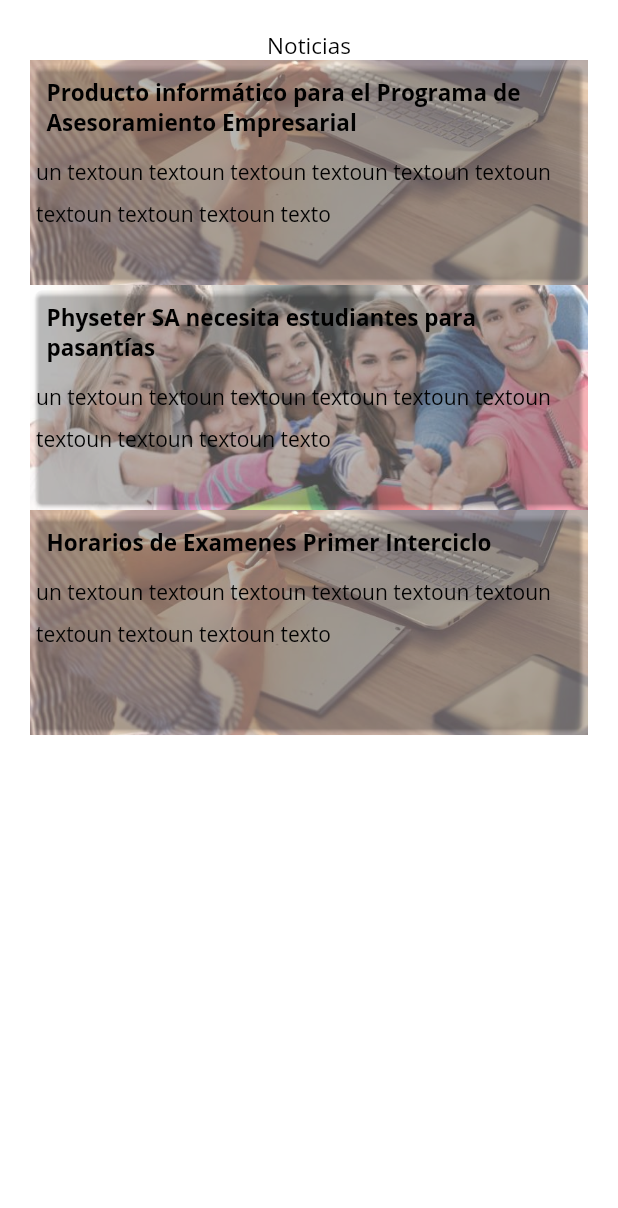
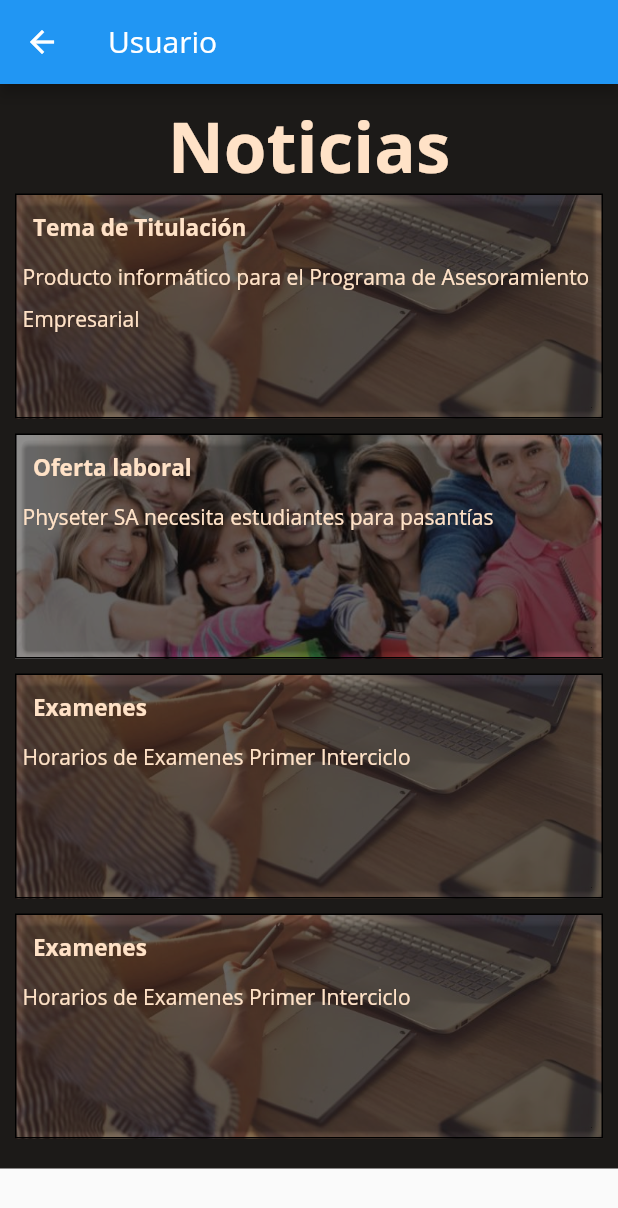
Before and after one commit to DavidEF1996/PasantiaUPS, a Flutter app: the ListNotices screen opened directly, on a phone screen of 412 x 824 dp. Shown: the top 1208 px of the screen. Run offline on Flutter 3.47's test engine with Material 2 defaults, Android fonts, the phone set to English and light mode, and no system bars; our stand-ins replace flutter_svg.

Commit message:
Lista de Noticias interfaz con paleta de colores

```diff
--- a/Proyecto/pasantia_noticias/lib/pages/login/widgets/ListNotices.dart
+++ b/Proyecto/pasantia_noticias/lib/pages/login/widgets/ListNotices.dart
@@ -2,6 +2,7 @@ import 'package:flutter/cupertino.dart';
 import 'package:flutter/material.dart';
 import 'package:pasantia_noticias/pages/login/widgets/notices.dart';
 import 'package:pasantia_noticias/pages/login/widgets/notices_card.dart';
+import 'package:pasantia_noticias/utils/responsive.dart';
 
 class ListNotices extends StatefulWidget {
   @override
@@ -12,16 +13,47 @@ class ListNoticesState extends State<ListNotices> {
   List<Noticias> noticias = Noticias.noticias_album();
   @override
   Widget build(BuildContext context) {
+    final Responsive responsive = Responsive.of(context);
     // TODO: implement build
-    return Container(
-      padding: EdgeInsets.all(20),
-      color: Colors.white,
+    return Scaffold(
+      appBar: new AppBar(
+        title: Container(
+          alignment: Alignment.center,
+          child: Row(
+            children: [
+              Text("Usuario"),
+            ],
+          ),
+        ),
+      ),
+      body: SingleChildScrollView(
+        physics: ScrollPhysics(),
+        child: Container(
+          padding: EdgeInsets.all(10),
+          decoration: BoxDecoration(
+            gradient: LinearGradient(
+              begin: Alignment.topCenter,
+              end: Alignment(
+                  0.7, 0), // 10% of the width, so there are ten blinds.
+              colors: [
+                const Color.fromRGBO(28, 26, 24, 1),
+                const Color.fromRGBO(28, 26, 24, 1),
+              ], // red to yellow
+              tileMode:
+                  TileMode.repeated, // repeats the gradient over the canvas
+            ),
+          ),
           child: Column(
             children: [
               Text(
                 "Noticias",
-            style: TextStyle(fontSize: 15, color: Colors.black),
+                style: TextStyle(
+                    fontSize: responsive.diagonalPorcentaje(5),
+                    color: Color.fromRGBO(255, 226, 199, 1),
+                    fontWeight: FontWeight.bold),
               ),
+              Column(
+                children: [
                   ListView.builder(
                       shrinkWrap: true,
                       itemCount: noticias.length,
@@ -34,10 +66,15 @@ class ListNoticesState extends State<ListNotices> {
                               noticias.removeAt(index);
                             });
                           },
-
                         );
                       }),
                 ],
+              )
+            ],
+
+            //),
+          ),
+        ),
       ),
     );
   }
--- a/Proyecto/pasantia_noticias/lib/pages/login/widgets/notices.dart
+++ b/Proyecto/pasantia_noticias/lib/pages/login/widgets/notices.dart
@@ -35,6 +35,13 @@ class Noticias {
           "Este es el horario de exámenes para...",
           Colors.black,
           "assets/titulacion.jpg",
+          "10/05/2021"),
+      Noticias(
+          "Examenes",
+          "Horarios de Examenes Primer Interciclo",
+          "Este es el horario de exámenes para...",
+          Colors.black,
+          "assets/titulacion.jpg",
           "10/05/2021")
     ];
   }
--- a/Proyecto/pasantia_noticias/lib/pages/login/widgets/notices_card.dart
+++ b/Proyecto/pasantia_noticias/lib/pages/login/widgets/notices_card.dart
@@ -8,14 +8,15 @@ class CardNotices extends StatelessWidget {
 
   @override
   Widget build(BuildContext context) {
-    return Material(
-      child: Container(
+    return Container(
+      margin: EdgeInsets.only(bottom: 10.0),
       decoration: BoxDecoration(
+          border: Border.all(color: Colors.black),
           image: DecorationImage(
             image: AssetImage(noticias.image),
             fit: BoxFit.cover,
             colorFilter: new ColorFilter.mode(
-              Colors.black.withOpacity(0.6), BlendMode.dstATop),
+                Colors.black.withOpacity(0.5), BlendMode.dstATop),
           )),
       height: 150,
       child: InkWell(
@@ -33,11 +34,11 @@ class CardNotices extends StatelessWidget {
           child: Column(
             crossAxisAlignment: CrossAxisAlignment.start,
             children: <Widget>[
-                padding(Text(noticias.titulo,
+              padding(Text(noticias.categoria,
                   style: TextStyle(
                       fontSize: 15,
                       fontWeight: FontWeight.bold,
-                        color: Colors.black))),
+                      color: Color.fromRGBO(255, 226, 199, 1)))),
               // Row(
               // crossAxisAlignment: CrossAxisAlignment.start,
               // children: [
@@ -46,11 +47,11 @@ class CardNotices extends StatelessWidget {
               Column(
                 children: [
                   Text(
-                      'un texto' * 10,
+                    noticias.titulo,
                     style: TextStyle(
                         decorationThickness: 3,
                         height: 2,
-                          color: Colors.black),
+                        color: Color.fromRGBO(255, 226, 199, 1)),
                     maxLines: 3,
                   ),
                 ],
@@ -58,7 +59,6 @@ class CardNotices extends StatelessWidget {
               //  ],
               // )
             ],
-            ),
           ),
         ),
       ),
```
Lines whose indentation alone changed are shown as unchanged.
